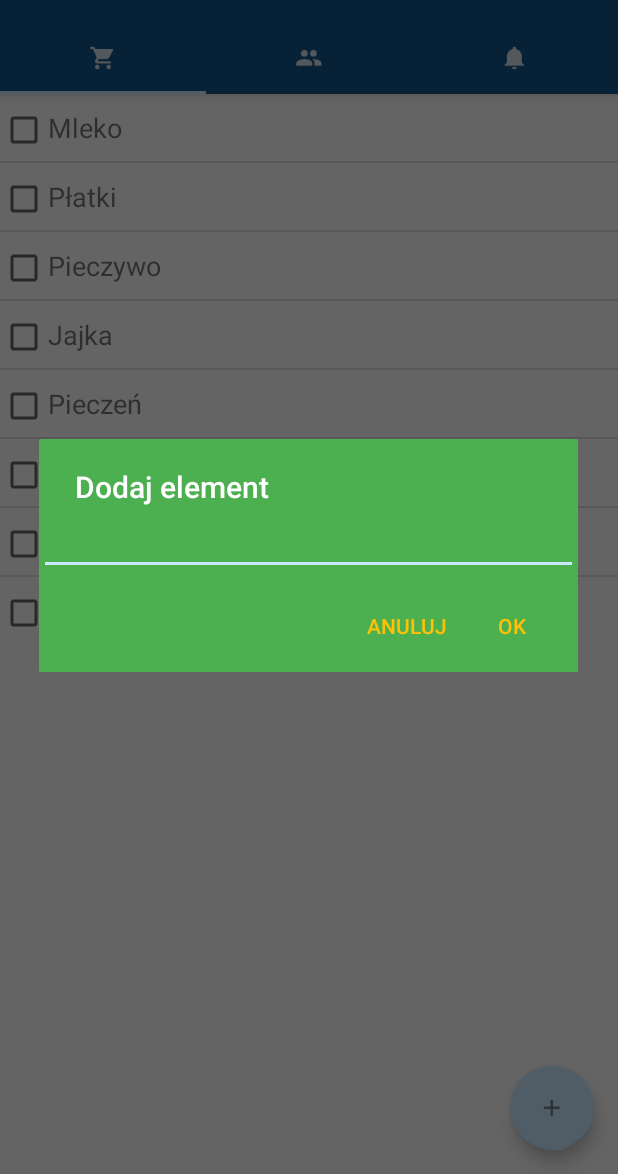
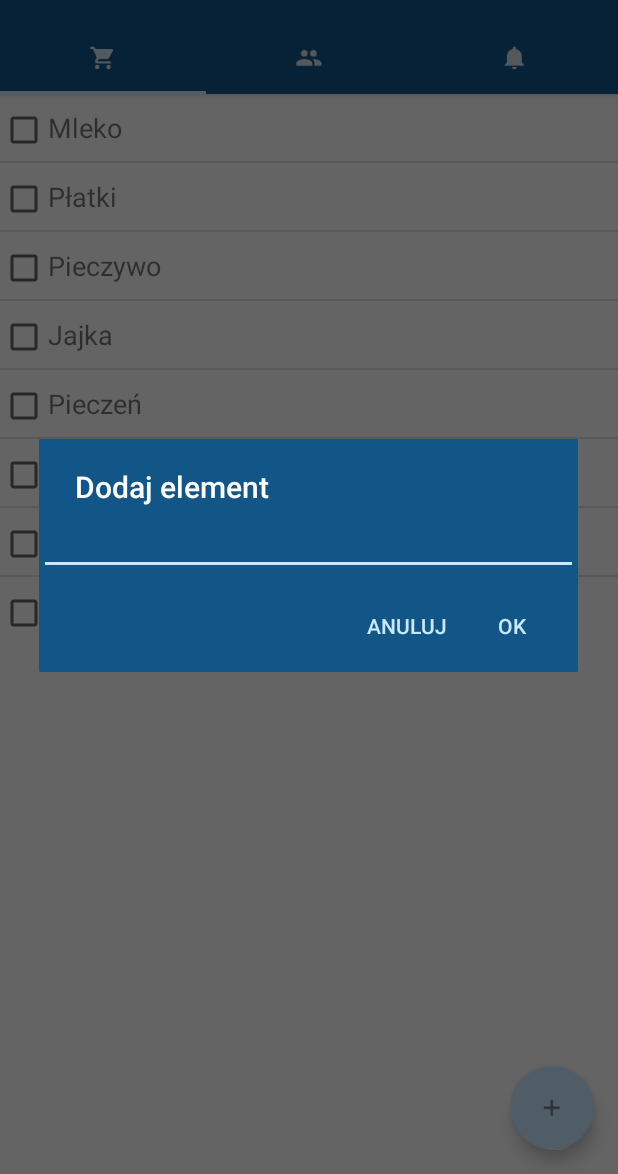
Before and after one commit to mic-kuu/ToDoLister, an Android app: the screen it shows after launch (MainActivity), after a tap on an icon or button, on a phone screen of 412 x 824 dp, the part 62-1236 px from its top. Run offline under Robolectric (Android 15) with nearby library versions, the phone set to English and light mode, and no system bars.

Commit message:
Added baisc deleting on item checked

```diff
--- a/app/src/main/java/com/michalkubiak/todolister/MainActivity.java
+++ b/app/src/main/java/com/michalkubiak/todolister/MainActivity.java
@@ -69,8 +69,6 @@ public class MainActivity extends AppCompatActivity {
             public void onClick(View v) {
 
                 showInputDialog();
-
-
             }
 
         });
@@ -96,7 +94,8 @@ public class MainActivity extends AppCompatActivity {
             public void onClick(DialogInterface dialog, int which) {
                 int position = tabLayout.getSelectedTabPosition();
                 itemText = input.getText().toString();
-                if (itemText != null) addToList(tabTags.get(position));
+
+                if (itemText != null && !itemText.isEmpty()) addToList(tabTags.get(position));
             }
         });
         builder.setNegativeButton(getString(R.string.all_cancel), new DialogInterface.OnClickListener() {
@@ -108,6 +107,8 @@ public class MainActivity extends AppCompatActivity {
 
         builder.show();
     }
+
+
 
     private void setupTabIcons() {
         tabLayout.getTabAt(0).setIcon(tabIcons[0]);
--- /dev/null
+++ b/app/src/main/java/com/michalkubiak/todolister/MainArrayAdapter.java
@@ -0,0 +1,75 @@
+package com.michalkubiak.todolister;
+
+import android.content.Context;
+import android.util.Log;
+import android.view.LayoutInflater;
+import android.view.View;
+import android.view.ViewGroup;
+import android.widget.BaseAdapter;
+import android.widget.CheckBox;
+import android.widget.CompoundButton;
+import android.widget.ListAdapter;
+import android.widget.TextView;
+
+import java.util.ArrayList;
+
+
+/**
+ * Created by michal on 30.03.16.
+ */
+public class MainArrayAdapter extends BaseAdapter implements ListAdapter {
+    private ArrayList<String> list = new ArrayList<>();
+    private Context context;
+
+
+
+    public MainArrayAdapter(ArrayList<String> list, Context context) {
+        this.list = list;
+        this.context = context;
+    }
+
+    @Override
+    public int getCount() {
+        return list.size();
+    }
+
+    @Override
+    public Object getItem(int pos) {
+        return list.get(pos);
+    }
+
+    @Override
+    public long getItemId(int position) {
+        return position;
+    }
+
+    @Override
+    public View getView(final int position, View convertView, ViewGroup parent) {
+
+
+        //TODO: Fix automatic cheking of next item
+        Log.d("MICHAL", "recived position: " + position);
+        View view = convertView;
+        if (view == null) {
+            LayoutInflater inflater = (LayoutInflater) context.getSystemService(Context.LAYOUT_INFLATER_SERVICE);
+            view = inflater.inflate(R.layout.row_layout, null);
+        }
+
+        TextView itemText = (TextView) view.findViewById(R.id.rowTextItem);
+        itemText.setText(list.get(position));
+
+
+        CheckBox checkBox = (CheckBox) view.findViewById(R.id.rowCheckBox);
+        checkBox.setOnCheckedChangeListener(new CompoundButton.OnCheckedChangeListener() {
+            @Override
+            public void onCheckedChanged(CompoundButton buttonView, boolean isChecked) {
+                if (buttonView.isChecked()) {
+                    list.remove(position);
+                    notifyDataSetChanged();
+                }
+            }
+        });
+
+        return view;
+    }
+}
--- a/app/src/main/java/com/michalkubiak/todolister/MeetingListFragment.java
+++ b/app/src/main/java/com/michalkubiak/todolister/MeetingListFragment.java
@@ -1,13 +1,10 @@
 package com.michalkubiak.todolister;
 import android.os.Bundle;
-import android.support.v4.app.Fragment;
 import android.view.LayoutInflater;
 import android.view.View;
 import android.view.ViewGroup;
-import android.widget.AdapterView;
 import android.widget.ArrayAdapter;
 import android.widget.ListView;
-import android.widget.Toast;
 
 import java.util.ArrayList;
 import java.util.Arrays;
@@ -40,16 +37,8 @@ public class MeetingListFragment extends MyFragment{
         ArrayList<String> dummyDataList = new ArrayList<>(Arrays.asList(dummyData));
 
         adapter = new ArrayAdapter<>(getContext(),
-                R.layout.row_layout, R.id.label, dummyDataList);
+                R.layout.row_layout, R.id.rowTextItem, dummyDataList);
 
-
-        listView.setOnItemClickListener(new AdapterView.OnItemClickListener() {
-            @Override
-            public void onItemClick(AdapterView<?> parent, View view, int position, long id) {
-                Toast.makeText(getContext(), "You clicked no: " + position, Toast.LENGTH_SHORT).show();
-            }
-        });
-        listView.setAdapter(adapter);
 
         return rootView;
     }
--- a/app/src/main/java/com/michalkubiak/todolister/ReminderListFragment.java
+++ b/app/src/main/java/com/michalkubiak/todolister/ReminderListFragment.java
@@ -1,6 +1,5 @@
 package com.michalkubiak.todolister;
 import android.os.Bundle;
-import android.support.v4.app.Fragment;
 import android.view.LayoutInflater;
 import android.view.View;
 import android.view.ViewGroup;
@@ -39,7 +38,7 @@ public class ReminderListFragment extends MyFragment{
 
 
         adapter = new ArrayAdapter<>(getContext(),
-                R.layout.row_layout, R.id.label, dummyDataList);
+                R.layout.row_layout, R.id.rowTextItem, dummyDataList);
 
         listView.setAdapter(adapter);
 
--- a/app/src/main/java/com/michalkubiak/todolister/ShoppingListFragment.java
+++ b/app/src/main/java/com/michalkubiak/todolister/ShoppingListFragment.java
@@ -14,7 +14,8 @@ import java.util.Arrays;
 public class ShoppingListFragment extends MyFragment{
 
     private ListView listView;
-    ArrayAdapter<String> adapter;
+    private MainArrayAdapter adapter;
+    private ArrayList<String> dummyDataList;
 
     public ShoppingListFragment() {
         // Required empty public constructor
@@ -36,19 +37,22 @@ public class ShoppingListFragment extends MyFragment{
         String[] dummyData= new String[] { "Mleko", "Płatki", "Pieczywo",
                 "Jajka", "Pieczeń", "Pomidor", "Ogórek", "Makaron"};
 
-        ArrayList<String> dummyDataList = new ArrayList<>(Arrays.asList(dummyData));
+        dummyDataList = new ArrayList<>(Arrays.asList(dummyData));
 
-        adapter = new ArrayAdapter<>(getContext(),
-                R.layout.row_layout, R.id.label, dummyDataList);
+        adapter = new MainArrayAdapter(dummyDataList, getContext());
+        listView.setAdapter(adapter);
 
-        listView.setAdapter(adapter);
+
+
 
         return rootView;
     }
 
     public void addItem(String itemText){
-        adapter.add(itemText);
+
+        dummyDataList.add(itemText);
         adapter.notifyDataSetChanged();
+
     }
 
 }
--- a/app/src/main/res/layout/row_layout.xml
+++ b/app/src/main/res/layout/row_layout.xml
@@ -7,15 +7,15 @@
     <CheckBox
         android:layout_width="wrap_content"
         android:layout_height="wrap_content"
-        android:id="@+id/checkBox"
+        android:id="@+id/rowCheckBox"
         android:checked="false"
         android:focusable="false"/>
 
     <TextView
-        android:id="@+id/label"
+        android:id="@+id/rowTextItem"
         android:layout_width="wrap_content"
         android:layout_height="wrap_content"
-        android:text="@+id/label"
+        android:text="@+id/rowTextItem"
         android:textSize="18sp"
         android:textIsSelectable="false"
         android:paddingTop="10dp"
--- a/app/src/main/res/values-v21/styles.xml
+++ b/app/src/main/res/values-v21/styles.xml
@@ -10,9 +10,9 @@
     </style>
 
     <style name="MyAlertDialogStyle" parent="Theme.AppCompat.Light.Dialog.Alert">
-        <item name="colorAccent">#FFC107</item>
+        <item name="colorAccent">@color/colorAccent</item>
         <item name="android:textColorPrimary">#FFFFFF</item>
-        <item name="android:background">#4CAF50</item>
+        <item name="android:background">@color/colorPrimary</item>
     </style>
 
 </resources>
--- a/app/src/main/res/values/styles.xml
+++ b/app/src/main/res/values/styles.xml
@@ -10,9 +10,9 @@
     </style>
 
     <style name="MyAlertDialogStyle" parent="Theme.AppCompat.Light.Dialog.Alert">
-        <item name="colorAccent">#FFC107</item>
+        <item name="colorAccent">@color/colorAccent</item>
         <item name="android:textColorPrimary">#FFFFFF</item>
-        <item name="android:background">#4CAF50</item>
+        <item name="android:background">@color/colorPrimary</item>
     </style>
 
 </resources>
```
